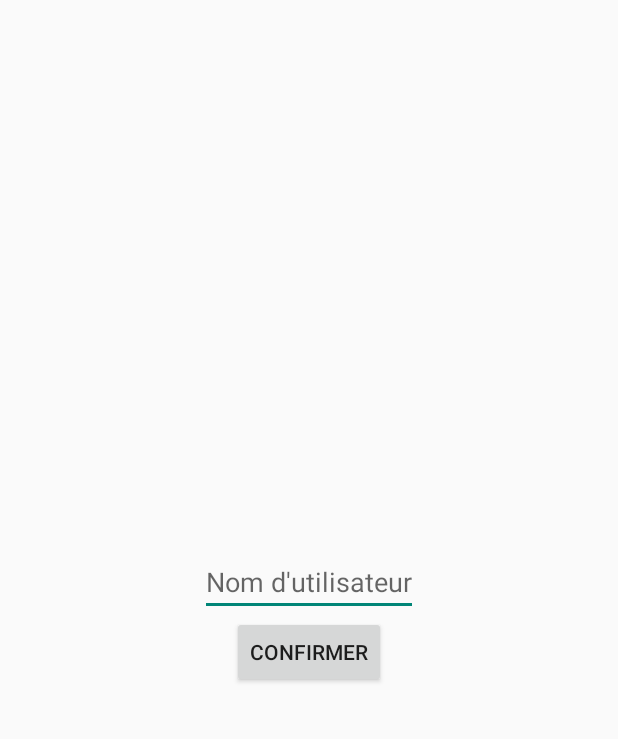
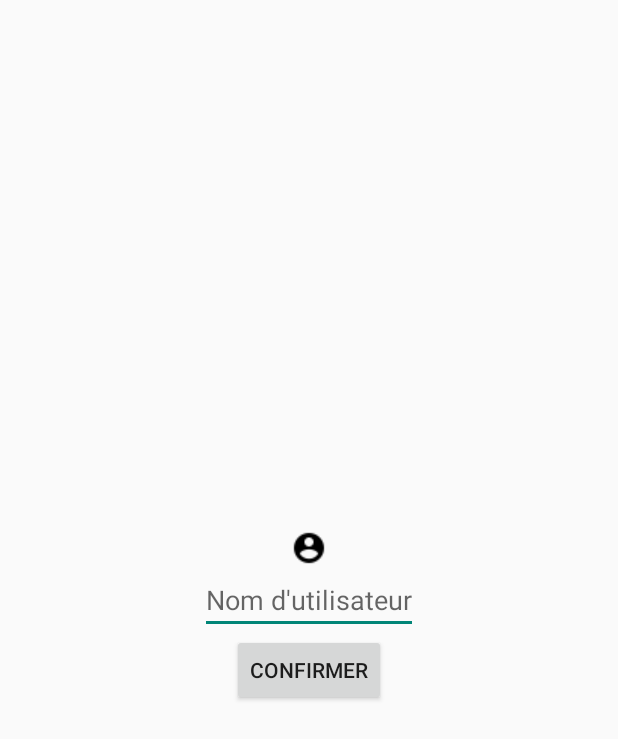
Before and after one commit to ngydat/Android_Projet, an Android app: the layout content_add_user.xml on its own in the app's theme, with its tools: preview values and no code run, on a phone screen of 412 x 824 dp. Shown: the top 739 px of the screen. Run offline under Robolectric (Android 15) with nearby library versions, the phone set to English and light mode, and no system bars.

Commit message:
dialogue login : ajout d'une icône

```diff
--- a/app/src/main/res/layout/content_add_user.xml
+++ b/app/src/main/res/layout/content_add_user.xml
@@ -10,13 +10,18 @@
     android:paddingTop="@dimen/activity_vertical_margin"
     app:layout_behavior="@string/appbar_scrolling_view_behavior">
 
-
+    <ImageView
+        android:id="@+id/header"
+        android:layout_width="wrap_content"
+        android:layout_height="wrap_content"
+        android:layout_centerHorizontal="true"
+        android:src="@drawable/ic_account_circle_black_24dp" />
 
     <EditText
         android:id="@+id/yourName"
         android:layout_width="wrap_content"
         android:layout_height="wrap_content"
-
+        android:layout_below="@+id/header"
         android:layout_centerHorizontal="true"
         android:hint="Nom d'utilisateur"
         android:maxLength="25" />
```
Also changed, not shown: app/src/main/res/drawable/ic_account_circle_black_24dp.png (added), app/src/main/res/drawable/ic_account_circle_white_24dp.png (added), 1 other file.
